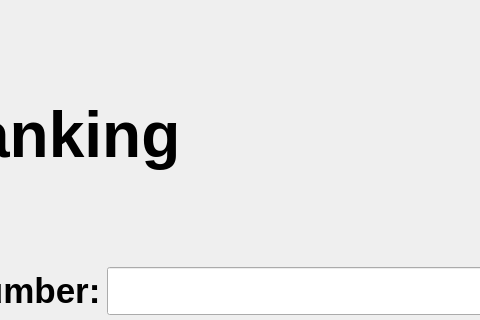
Above: transaction_netbank.ui from acmpesuecc/GrowPal before the change; both pictures show x 202 to 682 and y 0 to 320 of the 800 by 600 pixel window. Below: the same form after it.
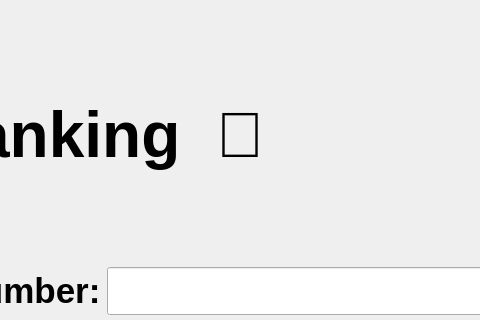
That is the form after the change.

```diff
--- a/transaction_netbank.ui
+++ b/transaction_netbank.ui
@@ -25,7 +25,7 @@
        </font>
       </property>
       <property name="text">
-       <string>Net Banking</string>
+       <string>Net Banking  </string>
       </property>
      </widget>
     </item>
```
